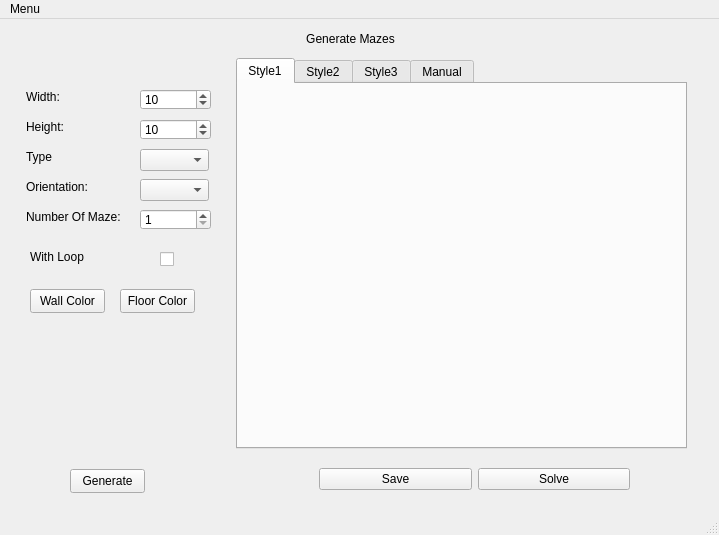
Above: assets/ui/mainwindow.ui from funaquarius24/MazeGUI before the change. Below: the same form after it.
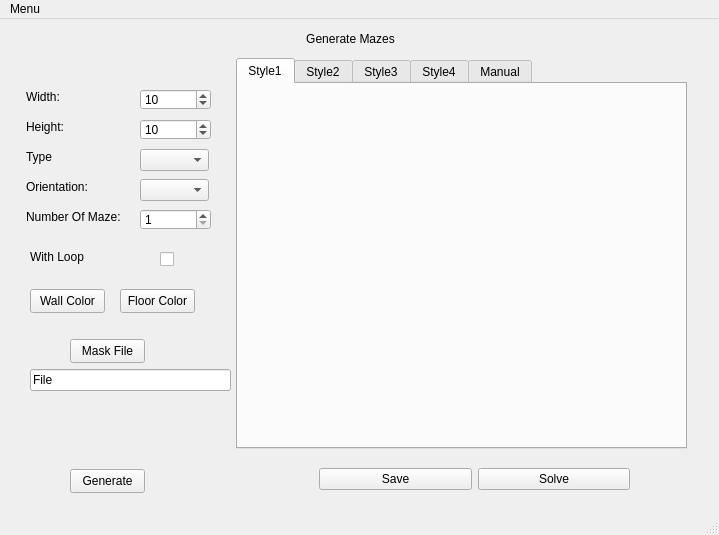
That is the form after the change.

Commit message: added style4 tab. Not working properly yet though

The edit to the form file:
```diff
--- a/assets/ui/mainwindow.ui
+++ b/assets/ui/mainwindow.ui
@@ -57,6 +57,11 @@
       <string>Style3</string>
      </attribute>
     </widget>
+    <widget class="QWidget" name="style4Tab">
+     <attribute name="title">
+      <string>Style4</string>
+     </attribute>
+    </widget>
     <widget class="QWidget" name="manualTab">
      <attribute name="title">
       <string>Manual</string>
@@ -305,6 +310,32 @@
      <string>Floor Color</string>
     </property>
    </widget>
+   <widget class="QPushButton" name="maskFileDialogButton">
+    <property name="geometry">
+     <rect>
+      <x>70</x>
+      <y>320</y>
+      <width>75</width>
+      <height>24</height>
+     </rect>
+    </property>
+    <property name="text">
+     <string>Mask File</string>
+    </property>
+   </widget>
+   <widget class="QLineEdit" name="maskFileEdit">
+    <property name="geometry">
+     <rect>
+      <x>30</x>
+      <y>350</y>
+      <width>201</width>
+      <height>22</height>
+     </rect>
+    </property>
+    <property name="text">
+     <string>File</string>
+    </property>
+   </widget>
   </widget>
   <widget class="QMenuBar" name="menubar">
    <property name="geometry">
```
The commit also changes 15 other files.
